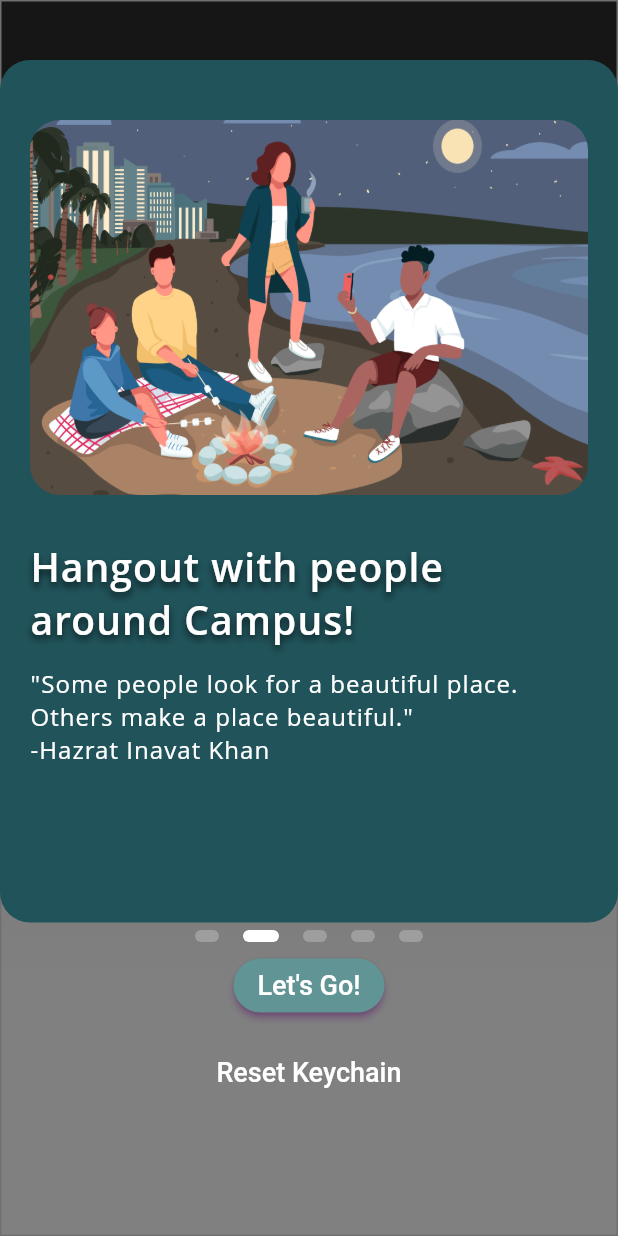
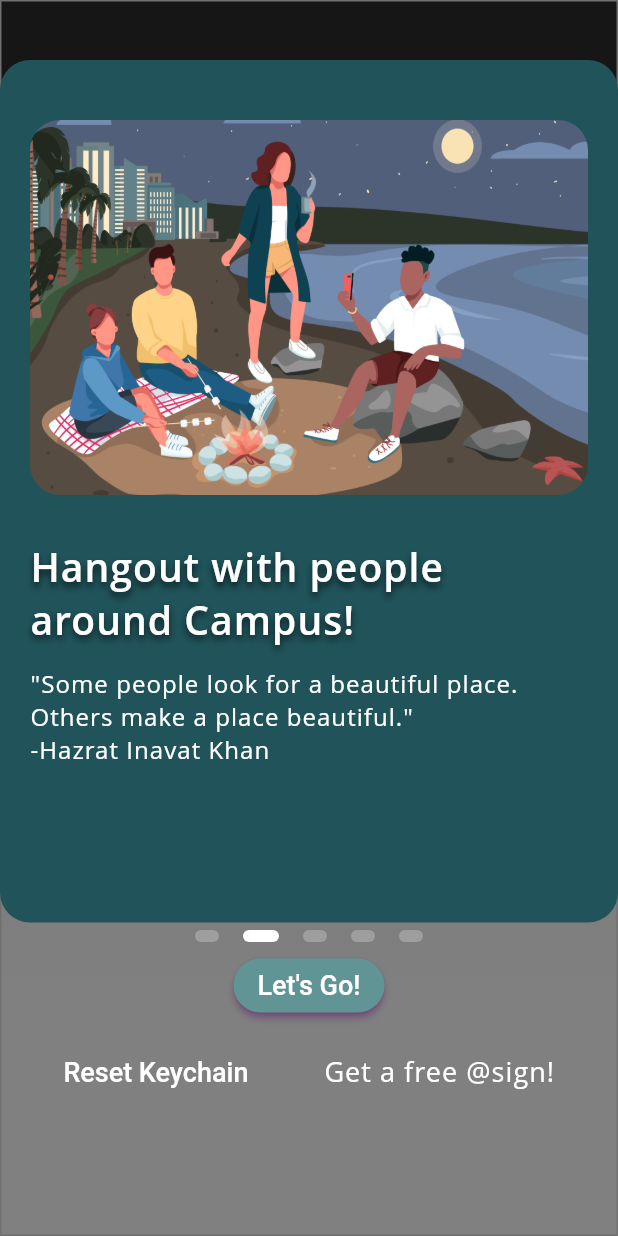
Before and after one commit to JasperDanC/AtEvent, a Flutter app: the screen it shows after launch, swiped to page 2, on a phone screen of 412 x 824 dp. Run offline on Flutter 3.47's test engine with Material 2 defaults, Android fonts, the phone set to English and light mode, and no system bars; our stand-ins replace cloud_firestore, date_time_picker, firebase_auth, firebase_core, firebase_storage, flutter_spinkit and 7 more; missing offline and left inert: adobe_xd, at_client_mobile, at_common_flutter, at_commons, at_contacts_flutter, at_location_flutter and 3 more; accounts and stored records are empty; Roboto replaces fonts that are missing (Open Sans).

Commit message:
Added a Web Browser to get a free @sign as well as added some features to the drawer

```diff
--- a/at_event/lib/screens/WelcomeScreen.dart
+++ b/at_event/lib/screens/WelcomeScreen.dart
@@ -1,5 +1,6 @@
 import 'package:at_client_mobile/at_client_mobile.dart';
 import 'package:at_event/models/user_image_model.dart';
+import 'package:at_event/screens/get_free_atsign_screen.dart';
 import 'package:at_event/screens/something_went_wrong.dart';
 import 'package:at_event/service/image_anonymous_authentication.dart';
 import 'package:at_event/utils/constants.dart';
@@ -306,6 +307,9 @@ class _WelcomeScreenState extends State<WelcomeScreen> {
               SizedBox(
                 height: 10,
               ),
+              Row(
+                mainAxisAlignment: MainAxisAlignment.spaceEvenly,
+                children: [
                   TextButton(
                     onPressed: () async {
                       KeyChainManager _keyChainManager =
@@ -326,6 +330,20 @@ class _WelcomeScreenState extends State<WelcomeScreen> {
                       style: TextStyle(color: Colors.white, fontSize: 18),
                     ),
                   ),
+                  TextButton(
+                    onPressed: () {
+                      Navigator.of(context).push(
+                        MaterialPageRoute(
+                          builder: (BuildContext context) => GetFreeAtSign(),
+                        ),
+                      );
+                    },
+                    child: Text('Get a free @sign!',
+                        style: kNormalTextStyle.copyWith(
+                            fontSize: 18, fontWeight: FontWeight.w500)),
+                  ),
+                ],
+              )
             ],
           ),
         ),
```
Also changed, not shown: at_event/lib/screens/get_free_atsign_screen.dart (added, +25 -0 lines). Lines whose indentation alone changed are shown as unchanged.
